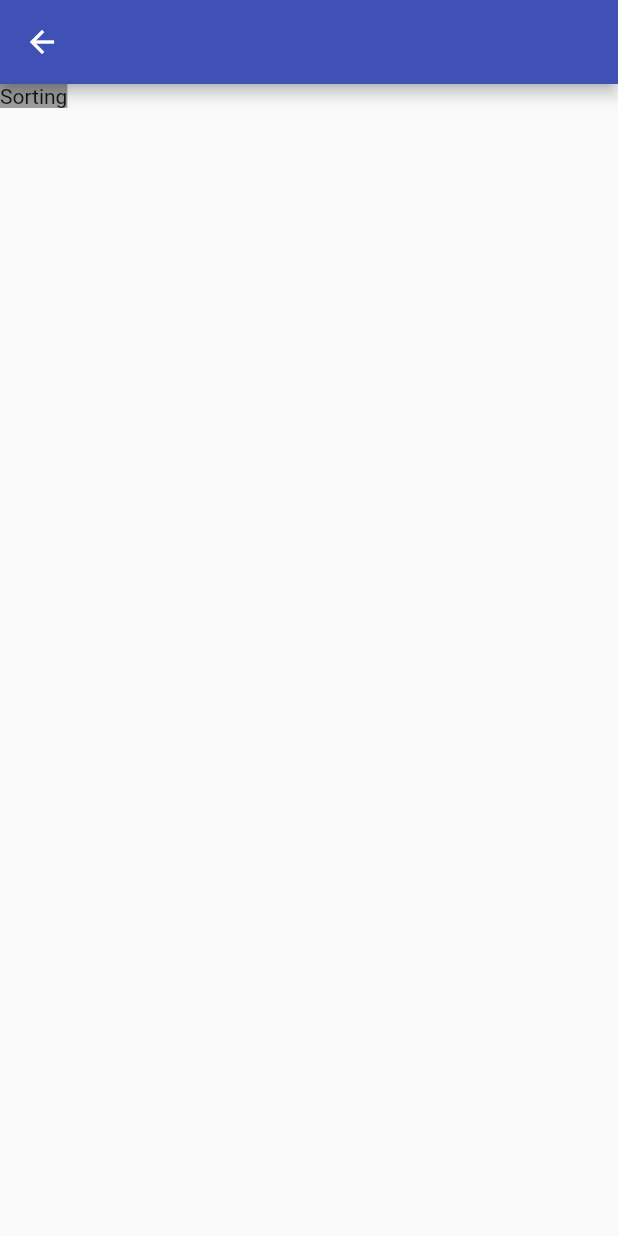
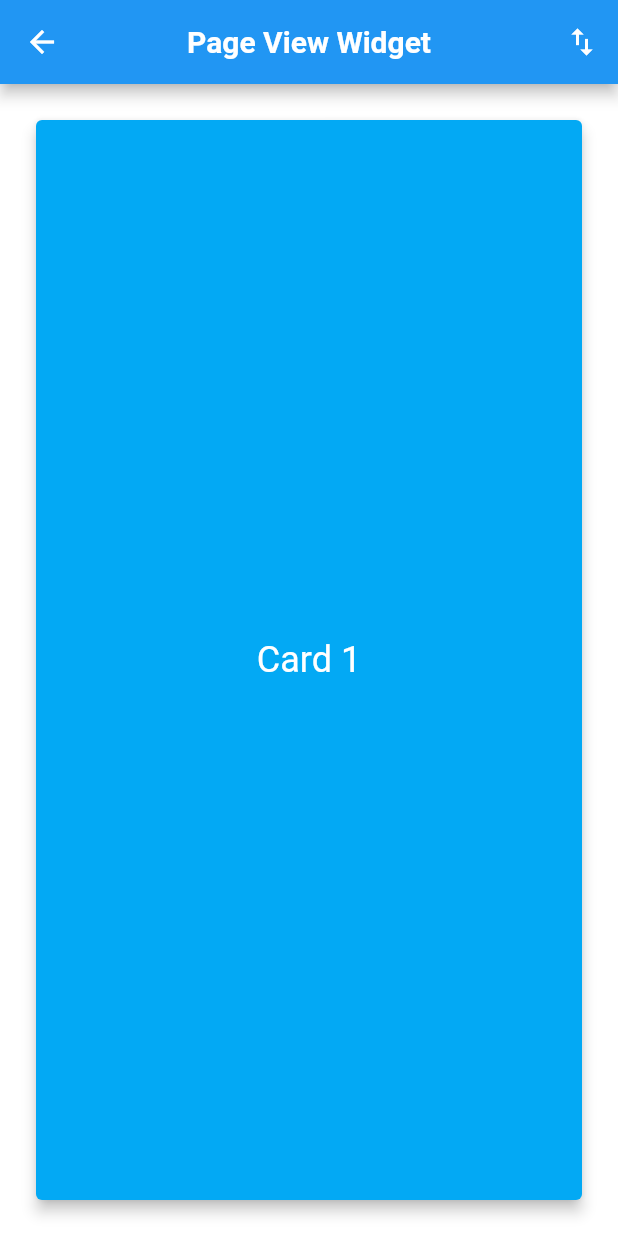
Before and after one commit to Natashamehta23/Algorithms_APP, a Flutter app: the screen it shows after launch, after a tap on "Sorting Algorithms", on a phone screen of 412 x 824 dp. Run offline on Flutter 3.47's test engine with Material 2 defaults, Android fonts, the phone set to English and light mode, and no system bars; network calls fail; Roboto replaces fonts that are missing (Arial).

Commit message:
Algorithms Data

```diff
--- a/lib/All_Algorithms/Sorting/BubbleSort.dart
+++ b/lib/All_Algorithms/Sorting/BubbleSort.dart
@@ -1,20 +1,122 @@
 import 'package:flutter/material.dart';
 
-class BubbleSort extends StatefulWidget {
+class Sorting extends StatefulWidget {
   @override
-  _BubbleSortState createState() => _BubbleSortState();
+  _SortingState createState() => _SortingState();
 }
 
-class _BubbleSortState extends State<BubbleSort> {
+class _SortingState extends State<Sorting> {
+  static final GlobalKey<ScaffoldState> _scaffoldKey =
+  GlobalKey<ScaffoldState>();
+  ///Page Controller for the PageView
+  final controller = PageController(
+    initialPage: 0,
+  );
+  var scrollDirection = Axis.horizontal;
+  var actionIcon = Icons.swap_vert;
+
   @override
   Widget build(BuildContext context) {
+    Size _screenSize = MediaQuery.of(context).size;
     return Scaffold(
+      key: _scaffoldKey,
       appBar: AppBar(
-        backgroundColor: Colors.indigo,
+        centerTitle: true,
+        title: Text(
+          'Page View Widget',
+          style: TextStyle(
+              fontSize: 20.0,
+              fontWeight: FontWeight.bold,
+              fontFamily: 'Arial'),//Utils.ubuntuRegularFont),
+        ),
+        actions: <Widget>[
+          IconButton(
+              icon: Icon(actionIcon),
+              onPressed: () {
+                setState(() {
+                  scrollDirection == Axis.horizontal
+                      ? scrollDirection = Axis.vertical
+                      : scrollDirection = Axis.horizontal;
+                  actionIcon == Icons.swap_vert
+                      ? actionIcon = Icons.swap_horiz
+                      : actionIcon = Icons.swap_vert;
+                  _scaffoldKey.currentState.showSnackBar(
+                    SnackBar(
+                      content: Text("Scroll Direction changed to scrollDirection"),
+                      duration: Duration(milliseconds: 1000),
+                    ),
+                  );
+                });
+                controller.position.applyViewportDimension(
+                    scrollDirection == Axis.vertical
+                        ? _screenSize.height
+                        : _screenSize.width);
+              }),
+        ],
       ),
-      body: Container(
-        child: Text("Sorting"),
-        color: Colors.grey,
+      ///A Page View with 3 children
+      body: PageView(
+        controller: controller,
+        scrollDirection: scrollDirection,
+        ///Enable physics property to provide your PageView with a
+        ///custom scroll behaviour
+        ///Here BouncingScrollPhysics will pull back the boundary
+        ///item (first or last) if the user tries to scroll further.
+        //physics: BouncingScrollPhysics(),
+        pageSnapping: true,
+        children: <Widget>[
+          Container(
+            color: Colors.white,
+            child: Card(
+              color: Colors.lightBlue,
+              elevation: 4,
+              margin: EdgeInsets.all(24),
+              child: Center(
+                child: Text(
+                  "Card 1",
+                  style: TextStyle(
+                      fontFamily: 'Arial',//Utils.ubuntuRegularFont,
+                      color: Colors.white,
+                      fontSize: 24),
+                ),
+              ),
+            ),
+          ),
+          Container(
+            color: Colors.white,
+            child: Card(
+              color: Colors.purpleAccent,
+              elevation: 4,
+              margin: EdgeInsets.all(24),
+              child: Center(
+                child: Text(
+                  "Card 2",
+                  style: TextStyle(
+                      fontFamily: 'Arial',//Utils.ubuntuRegularFont,
+                      color: Colors.white,
+                      fontSize: 24),
+                ),
+              ),
+            ),
+          ),
+          Container(
+            color: Colors.white,
+            child: Card(
+              color: Colors.pink,
+              elevation: 4,
+              margin: EdgeInsets.all(24),
+              child: Center(
+                child: Text(
+                  "Card 3",
+                  style: TextStyle(
+                      fontFamily: 'Arial',//Utils.ubuntuRegularFont,
+                      color: Colors.white,
+                      fontSize: 24),
+                ),
+              ),
+            ),
+          ),
+        ],
       ),
     );
   }
--- a/lib/Design/Algorithms.dart
+++ b/lib/Design/Algorithms.dart
@@ -1,6 +1,7 @@
 import 'package:algo_f1/All_Algorithms/Sorting/BubbleSort.dart';
-import 'package:algo_f1/All_Algorithms/Sorting/constantAlgoNames.dart';
 import 'package:flutter/material.dart';
+
+import 'TilesDesign.dart';
 
 class DifferentAlgorithms extends StatefulWidget {
   @override
@@ -8,36 +9,63 @@ class DifferentAlgorithms extends StatefulWidget {
 }
 
 class _DifferentAlgorithmsState extends State<DifferentAlgorithms> {
-
   final TextStyle dropdownMenuItem =
   TextStyle(color: Colors.black, fontSize: 18);
 
   final primary = Color(0xff696b9e);
   final secondary = Color(0xfff29a94);
-
   @override
   Widget build(BuildContext context) {
     return Scaffold(
       backgroundColor: Color(0xfff0f0f0),
       body: SingleChildScrollView(
-        child: Container(
-          height: MediaQuery.of(context).size.height,
-          width: MediaQuery.of(context).size.width,
         child: Stack(
           children: <Widget>[
             Container(
               padding: EdgeInsets.only(top: 100),
-                height: MediaQuery.of(context).size.height-90.0,
+              height: MediaQuery.of(context).size.height-90,
               width: double.infinity,
-                child: ListView.builder(
-                    itemCount: AlgorithmsList.length,
-                    itemBuilder: (BuildContext context, int index) {
-                      return buildList(context, index);
+              child: ListView(
+                children: <Widget>[
+                  Tiles(value: MaterialPageRoute(builder: (context){
+                    return Sorting();
+                  }), name: 'Searching Algortihms',),
+                  Tiles(value: MaterialPageRoute(builder: (context){
+                    return Sorting();
+                  }), name: 'Sorting Algorithms',),
+                  Tiles(value: MaterialPageRoute(builder: (context){
+                    return Sorting();
+                  }), name: 'String Matching Algortihms',),
+                  Tiles(value: MaterialPageRoute(builder: (context){
+                    return Sorting();
+                  }), name: 'Graph Algortihms',),
+                  Tiles(value: MaterialPageRoute(builder: (context){
+                    return Sorting();
+                  }), name: 'Dynamic Programming Agorithms',),
+                  Tiles(value:  MaterialPageRoute(builder: (context){
+                    return Sorting();
+                  }), name: 'Greedy Algorithms',),
+                  Tiles(value:  MaterialPageRoute(builder: (context){
+                    return Sorting();
+                  }), name: 'Branch and Bound Algorithms',),
+                  Tiles(value:  MaterialPageRoute(builder: (context){
+                    return Sorting();
+                  }), name: 'Backtracking Algortihms',),
+                  Tiles(value:  MaterialPageRoute(builder: (context){
+                    return Sorting();
+                  }), name: 'Numer Theory',),
+                  Tiles(value:  MaterialPageRoute(builder: (context){
+                    return Sorting();
+                  }), name: 'Patterns',),
+                  Tiles(value:  MaterialPageRoute(builder: (context){
+                    return Sorting();
+                  }), name: 'Bit Algortihms',),
 
-                    }),
+                ],
+              ),
             ),
             Container(
-                height: 90,
+              height: 100,
               width: double.infinity,
               decoration: BoxDecoration(
                   color: Colors.indigo,
@@ -74,65 +102,6 @@ class _DifferentAlgorithmsState extends State<DifferentAlgorithms> {
           ],
         ),
       ),
-      ),
-    );
-  }
-  void _navigateToDetails(int index){
-
-  }
-  Widget buildList(BuildContext context, int index) {
-    return InkWell(
-      onTap: () => {
-        Navigator.push(context, MaterialPageRoute(
-          builder: (context){
-            return new BubbleSort();
-          }
-        )),
-//        _OnTapBar,
-//        _navigateToDetails
-      },
-      splashColor: Colors.blueGrey,
-      child: Container(
-        decoration: BoxDecoration(
-          borderRadius: BorderRadius.circular(25),
-          color: Colors.white,
-        ),
-        width: double.infinity,
-        height: 85,
-        margin: EdgeInsets.symmetric(vertical: 10, horizontal: 20),
-        padding: EdgeInsets.symmetric(vertical: 10, horizontal: 20),
-        child: Row(
-          crossAxisAlignment: CrossAxisAlignment.start,
-          children: <Widget>[
-            Container(
-              width: 50,
-              height: 50,
-              margin: EdgeInsets.only(right: 15),
-              decoration: BoxDecoration(
-                borderRadius: BorderRadius.circular(50),
-                border: Border.all(width: 3, color: secondary),
-              ),
-            ),
-            Expanded(
-              child: Column(
-                crossAxisAlignment: CrossAxisAlignment.start,
-                children: <Widget>[
-                  Padding(
-                    padding: const EdgeInsets.all(8.0),
-                    child: Text(
-                      AlgorithmsList[index]['name'],
-                      style: TextStyle(
-                          color: primary,
-                          fontWeight: FontWeight.bold,
-                          fontSize: 20),
-                    ),
-                  ),
-                ],
-              ),
-            ),
-          ],
-        ),
-      ),
     );
   }
 }
--- /dev/null
+++ b/lib/Design/TilesDesign.dart
@@ -0,0 +1,63 @@
+import 'package:flutter/material.dart';
+
+class Tiles extends StatelessWidget {
+  final Route<Tiles> value;
+  final String name;
+
+  const Tiles({Key key, this.value, this.name}) : super(key: key);
+
+  @override
+  Widget build(BuildContext context) {
+    final primary = Color(0xff706b9e);
+    final secondary = Color(0xfff29a94);
+
+    return InkWell(
+      onTap:()=>{
+        Navigator.of(context).push(value)
+      },
+      child: Container(
+        decoration: BoxDecoration(
+          borderRadius: BorderRadius.circular(25),
+          color: Colors.white,
+        ),
+        width: double.infinity,
+        height: 82.0,
+        margin: EdgeInsets.symmetric(vertical: 10, horizontal: 20),
+        padding: EdgeInsets.symmetric(vertical: 10, horizontal: 20),
+        child: Row(
+          crossAxisAlignment: CrossAxisAlignment.start,
+          children: <Widget>[
+            Container(
+              width: 50,
+              height: 50,
+              margin: EdgeInsets.only(right: 15),
+              decoration: BoxDecoration(
+                borderRadius: BorderRadius.circular(50),
+                border: Border.all(width: 3, color: secondary),
+              ),
+            ),
+            Expanded(
+              child: Container(
+                child: Column(
+                  crossAxisAlignment: CrossAxisAlignment.start,
+                  children: <Widget>[
+                    Padding(
+                      padding: const EdgeInsets.all(8.0),
+                      child: Text(
+                        '$name',
+                        style: TextStyle(
+                            color: primary,
+                            fontWeight: FontWeight.bold,
+                            fontSize: 20),
+                      ),
+                    ),
+                  ],
+                ),
+              ),
+            ),
+          ],
+        ),
+      ),
+    );
+  }
+}
```
Also changed, not shown: lib/All_Algorithms/Graph/Graph.dart (added, +13 -0 lines), lib/All_Algorithms/Searching/Searching.dart (added, +13 -0 lines), lib/All_Algorithms/Sorting/constantAlgoNames.dart (deleted, +0 -36 lines), lib/All_Algorithms/StringMatching/StringMatching.dart (added, +13 -0 lines), lib/All_Algorithms/BackTracking/BackTracking.dart (added), lib/All_Algorithms/BitAlgorithms.dart (added), lib/All_Algorithms/Dynamic/Dynamic.dart (added), lib/All_Algorithms/Greedy/Greedy.dart (added), lib/All_Algorithms/NumberTheory/NumberTheory.dart (added), lib/All_Algorithms/Patterns/Patterns.dart (added), lib/Design/AlgoTiles.dart (added). Lines whose indentation alone changed are shown as unchanged.
